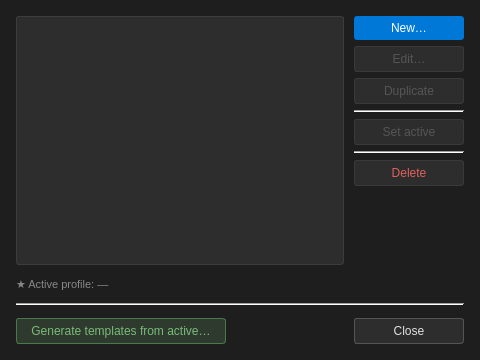
The window that widgets/managecanvasprofilesdialog/managecanvasprofilesdialog.ui (ShadobaDev/Platemaker-qt) describes before a commit, drawn with Qt 5.
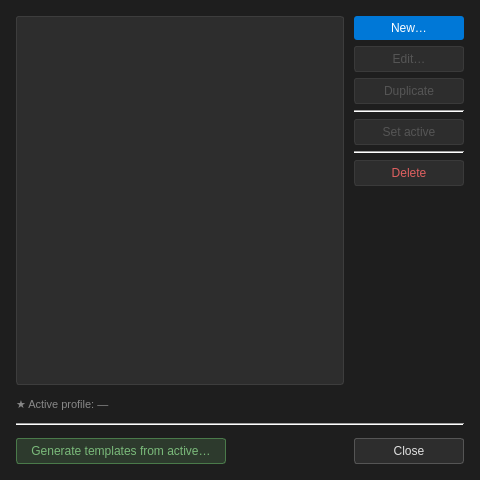
The same window after the commit.

```diff
--- a/widgets/managecanvasprofilesdialog/managecanvasprofilesdialog.ui
+++ b/widgets/managecanvasprofilesdialog/managecanvasprofilesdialog.ui
@@ -7,7 +7,7 @@
     <x>0</x>
     <y>0</y>
     <width>480</width>
-    <height>360</height>
+    <height>480</height>
    </rect>
   </property>
   <property name="windowTitle">
```
